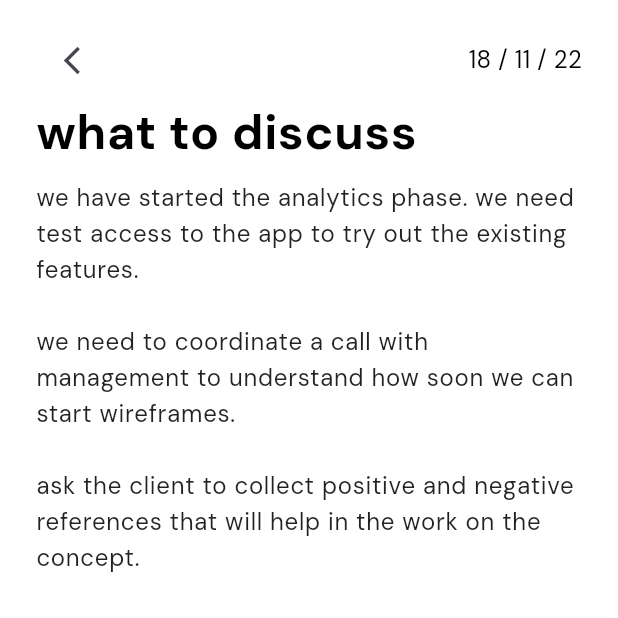
After one commit to Shrit1401/Daydream, a Flutter app: the screen it shows once a user with an empty profile is signed in, after a tap on "View →", on a phone screen of 412 x 824 dp, the top half of it. The commit adds this screen. Run offline on Flutter 3.47's test engine with Material 3 defaults, Android fonts, the light colour scheme and no system bars; our stand-ins replace firebase_auth, firebase_core, google_fonts; accounts and stored records are empty.

Commit message:
fix: added more stuff

```diff
--- /dev/null
+++ b/lib/components/home/note_card.dart
@@ -0,0 +1,90 @@
+import 'package:flutter/material.dart';
+import 'package:google_fonts/google_fonts.dart';
+import 'package:daydream/components/instrument_text.dart';
+
+class NoteCard extends StatelessWidget {
+  final String date;
+  final String note;
+  final VoidCallback? onView;
+
+  const NoteCard({
+    super.key,
+    required this.date,
+    required this.note,
+    this.onView,
+  });
+
+  @override
+  Widget build(BuildContext context) {
+    return Card(
+      shape: RoundedRectangleBorder(
+        borderRadius: BorderRadius.circular(16),
+        side: BorderSide(color: const Color(0xFFDEDEDE), width: 1),
+      ),
+      elevation: 0,
+      margin: EdgeInsets.zero,
+      child: Container(
+        decoration: const BoxDecoration(
+          gradient: LinearGradient(
+            begin: Alignment.topLeft,
+            end: Alignment.bottomRight,
+            colors: [Colors.white, Color(0xFFF6F6F9)],
+          ),
+          borderRadius: BorderRadius.all(Radius.circular(16)),
+        ),
+        child: Stack(
+          children: [
+            Padding(
+              padding: const EdgeInsets.all(16.0),
+              child: Column(
+                crossAxisAlignment: CrossAxisAlignment.start,
+                mainAxisSize: MainAxisSize.max,
+                children: [
+                  InstrumentText(date, fontSize: 18),
+                  const SizedBox(height: 6),
+                  Text(
+                    note,
+                    style: GoogleFonts.dmSans(
+                      fontSize: 14,
+                      fontWeight: FontWeight.w500,
+                      color: Colors.grey.shade800,
+                    ),
+                  ),
+                  const SizedBox(height: 32), // less space for button
+                ],
+              ),
+            ),
+
+            Positioned(
+              right: 16,
+              bottom: 16,
+              child: ElevatedButton(
+                style: ElevatedButton.styleFrom(
+                  backgroundColor: const Color(0xFFD1B3FF),
+                  foregroundColor: Colors.white,
+                  shape: RoundedRectangleBorder(
+                    borderRadius: BorderRadius.circular(24),
+                  ),
+                  padding: const EdgeInsets.symmetric(
+                    horizontal: 14,
+                    vertical: 4,
+                  ),
+                  elevation: 0,
+                ),
+                onPressed: onView ?? () {},
+                child: Text(
+                  'View →',
+                  style: GoogleFonts.dmSans(
+                    fontWeight: FontWeight.w500,
+                    fontSize: 14,
+                    color: Colors.black,
+                  ),
+                ),
+              ),
+            ),
+          ],
+        ),
+      ),
+    );
+  }
+}
--- a/lib/main.dart
+++ b/lib/main.dart
@@ -1,7 +1,10 @@
+import 'package:daydream/pages/home/home.dart';
+import 'package:daydream/pages/landing_page.dart';
 import 'package:daydream/utils/firebase/firebase_options.dart';
 import 'package:daydream/utils/routes.dart';
 import 'package:firebase_core/firebase_core.dart';
 import 'package:flutter/material.dart';
+import 'package:firebase_auth/firebase_auth.dart';
 
 void main() async {
   WidgetsFlutterBinding.ensureInitialized();
@@ -19,13 +22,28 @@ class DaydreamApp extends StatelessWidget {
       debugShowCheckedModeBanner: false,
       theme: ThemeData(
         colorScheme: ColorScheme.fromSeed(
-          seedColor: Colors.deepPurpleAccent,
+          seedColor: const Color.fromARGB(255, 32, 20, 63),
           surface: const Color(0xFFF3F1EF),
         ),
         scaffoldBackgroundColor: const Color(0xFFF3F1EF),
         fontFamily: 'serif',
       ),
-      initialRoute: DreamRoutes.landingRoute,
+      home: StreamBuilder<User?>(
+        stream: FirebaseAuth.instance.authStateChanges(),
+        builder: (context, snapshot) {
+          if (snapshot.connectionState == ConnectionState.waiting) {
+            return const Scaffold(
+              body: Center(child: CircularProgressIndicator()),
+            );
+          }
+
+          if (snapshot.hasData) {
+            return const HomePage();
+          }
+
+          return const LandingPage();
+        },
+      ),
       routes: dreamRouters,
     );
   }
--- a/lib/pages/home/home.dart
+++ b/lib/pages/home/home.dart
@@ -1,188 +1,163 @@
+import 'package:daydream/components/instrument_text.dart';
+import 'package:daydream/components/home/note_card.dart';
 import 'package:flutter/material.dart';
+import 'package:google_fonts/google_fonts.dart';
+import 'package:flutter/cupertino.dart';
 import 'package:firebase_auth/firebase_auth.dart';
-import 'package:google_fonts/google_fonts.dart';
+import 'package:daydream/utils/routes.dart';
 
 class HomePage extends StatelessWidget {
   const HomePage({super.key});
 
   @override
   Widget build(BuildContext context) {
-    // Get current user from Firebase Auth
-    final user = FirebaseAuth.instance.currentUser;
+    final User? user = FirebaseAuth.instance.currentUser;
+    final String userName = user?.displayName ?? 'Storyteller';
+    final List<Map<String, String>> cards = List.generate(
+      8,
+      (index) => {
+        'date': '8th May 2025',
+        'note': 'going to class \n Hello shrit how are you?',
+      },
+    );
+
+    Future<void> showPrivacyDialog(BuildContext context) async {
+      await showCupertinoDialog(
+        context: context,
+        builder: (BuildContext context) {
+          return CupertinoAlertDialog(
+            title: const Text('Privacy Policy'),
+            content: const Text(
+              'Your privacy is important to us. We do not share your data with third parties.',
+            ),
+            actions: [
+              CupertinoDialogAction(
+                child: const Text('OK'),
+                onPressed: () => Navigator.of(context).pop(),
+              ),
+            ],
+          );
+        },
+      );
+    }
 
     return Scaffold(
-      appBar: AppBar(
-        title: const Text('DayDream'),
-        actions: [
-          IconButton(
-            icon: const Icon(Icons.logout),
-            onPressed: () {
-              FirebaseAuth.instance.signOut();
-              Navigator.of(context).pushReplacementNamed('/login');
-            },
-          ),
-        ],
-      ),
-      body: SingleChildScrollView(
-        padding: const EdgeInsets.all(16.0),
-        child: Column(
-          crossAxisAlignment: CrossAxisAlignment.start,
-          children: [
-            // User Profile Card
-            Card(
-              elevation: 4,
-              shape: RoundedRectangleBorder(
-                borderRadius: BorderRadius.circular(16),
-              ),
-              child: Padding(
-                padding: const EdgeInsets.all(16.0),
-                child: Column(
-                  children: [
-                    // User Avatar
-                    CircleAvatar(
-                      radius: 50,
-                      backgroundColor: Colors.deepPurple.shade100,
-                      backgroundImage:
-                          user?.photoURL != null
-                              ? NetworkImage(user!.photoURL!)
-                              : null,
-                      child:
-                          user?.photoURL == null
-                              ? Text(
-                                _getInitials(
-                                  user?.displayName ?? user?.email ?? 'User',
-                                ),
-                                style: const TextStyle(
-                                  fontSize: 36,
-                                  fontWeight: FontWeight.bold,
-                                  color: Colors.deepPurple,
-                                ),
-                              )
-                              : null,
+      backgroundColor: const Color(0xFFF8F6F3),
+      body: SafeArea(
+        child: Padding(
+          padding: const EdgeInsets.symmetric(horizontal: 12.0, vertical: 8.0),
+          child: Column(
+            crossAxisAlignment: CrossAxisAlignment.start,
+            mainAxisAlignment: MainAxisAlignment.start,
+            children: [
+              Row(
+                mainAxisAlignment: MainAxisAlignment.spaceBetween,
+                children: [
+                  Column(
+                    crossAxisAlignment: CrossAxisAlignment.start,
+                    children: [
+                      InstrumentText('Welcome $userName', fontSize: 40),
+                      Text(
+                        "what's up?",
+                        style: GoogleFonts.dmSerifDisplay(
+                          fontSize: 18,
+                          fontStyle: FontStyle.italic,
+                        ),
+                      ),
+                    ],
+                  ),
+                  CupertinoButton(
+                    padding: const EdgeInsets.symmetric(
+                      horizontal: 8,
+                      vertical: 0,
                     ),
-                    const SizedBox(height: 16),
-
-                    // User Name
-                    Text(
-                      user?.displayName ?? 'Dreamer',
-                      style: GoogleFonts.dmSans(
-                        fontSize: 24,
-                        fontWeight: FontWeight.bold,
-                      ),
-                    ),
-                    const SizedBox(height: 8),
-
-                    // User Email
-                    Text(
-                      user?.email ?? 'No email provided',
-                      style: GoogleFonts.dmSans(
-                        fontSize: 16,
-                        color: Colors.grey.shade600,
-                      ),
-                    ),
-
-                    const SizedBox(height: 16),
-                    const Divider(),
-                    const SizedBox(height: 8),
-
-                    // User Stats
-                    Row(
-                      mainAxisAlignment: MainAxisAlignment.spaceEvenly,
+                    child: Row(
                       children: [
-                        _buildStatColumn('Dreams', '12'),
-                        _buildStatColumn('Followers', '248'),
-                        _buildStatColumn('Following', '114'),
+                        Text(
+                          userName,
+                          style: GoogleFonts.dmSans(
+                            fontSize: 18,
+                            color: Colors.black,
+                          ),
+                        ),
+                        const Icon(
+                          CupertinoIcons.chevron_down,
+                          size: 20,
+                          color: Colors.black,
+                        ),
                       ],
                     ),
-                  ],
+                    onPressed: () {
+                      showCupertinoModalPopup(
+                        context: context,
+                        builder: (BuildContext context) {
+                          return CupertinoActionSheet(
+                            title: Text('Account'),
+                            actions: [
+                              CupertinoActionSheetAction(
+                                onPressed: () {
+                                  Navigator.pop(context);
+                                },
+                                child: const Text('Settings'),
+                              ),
+                              CupertinoActionSheetAction(
+                                onPressed: () async {
+                                  Navigator.pop(context);
+                                  await showPrivacyDialog(context);
+                                },
+                                child: const Text('Privacy'),
+                              ),
+                              CupertinoActionSheetAction(
+                                onPressed: () async {
+                                  Navigator.pop(context);
+                                  await FirebaseAuth.instance.signOut();
+                                },
+                                child: const Text(
+                                  'Sign Out',
+                                  style: TextStyle(color: Colors.red),
+                                ),
+                              ),
+                            ],
+                            cancelButton: CupertinoActionSheetAction(
+                              onPressed: () {
+                                Navigator.pop(context);
+                              },
+                              isDefaultAction: true,
+                              child: const Text('Cancel'),
+                            ),
+                          );
+                        },
+                      );
+                    },
+                  ),
+                ],
+              ),
+              const SizedBox(height: 16),
+              Expanded(
+                child: GridView.builder(
+                  gridDelegate: const SliverGridDelegateWithFixedCrossAxisCount(
+                    crossAxisCount: 2,
+                    crossAxisSpacing: 12,
+                    mainAxisSpacing: 12,
+                    childAspectRatio: 0.9,
+                  ),
+                  itemCount: cards.length,
+                  itemBuilder: (context, index) {
+                    final card = cards[index];
+                    return NoteCard(
+                      date: card['date']!,
+                      note: card['note']!,
+                      onView: () {
+                        Navigator.pushNamed(context, DreamRoutes.noteRoute);
+                      },
+                    );
+                  },
                 ),
               ),
-            ),
-
-            const SizedBox(height: 24),
-
-            // Recent Activity Section
-            Text(
-              'Recent Activity',
-              style: GoogleFonts.dmSans(
-                fontSize: 20,
-                fontWeight: FontWeight.bold,
-              ),
-            ),
-            const SizedBox(height: 12),
-
-            // Placeholder for recent activity
-            _buildActivityItem(
-              title: 'Created a new dream journal',
-              time: '2 hours ago',
-              icon: Icons.book,
-              color: Colors.blue,
-            ),
-            _buildActivityItem(
-              title: 'Updated profile information',
-              time: 'Yesterday',
-              icon: Icons.person,
-              color: Colors.green,
-            ),
-            _buildActivityItem(
-              title: 'Completed dream analysis',
-              time: '3 days ago',
-              icon: Icons.psychology,
-              color: Colors.purple,
-            ),
-          ],
+            ],
+          ),
         ),
       ),
     );
   }
-
-  // Helper method to get initials from name or email
-  String _getInitials(String name) {
-    List<String> nameParts = name.split(' ');
-    if (nameParts.length > 1) {
-      return nameParts[0][0].toUpperCase() + nameParts[1][0].toUpperCase();
-    } else {
-      return name.substring(0, 1).toUpperCase();
-    }
-  }
-
-  // Helper method to build stat columns
-  Widget _buildStatColumn(String title, String count) {
-    return Column(
-      children: [
-        Text(
-          count,
-          style: GoogleFonts.dmSans(fontSize: 20, fontWeight: FontWeight.bold),
-        ),
-        Text(
-          title,
-          style: GoogleFonts.dmSans(fontSize: 14, color: Colors.grey.shade600),
-        ),
-      ],
-    );
-  }
-
-  // Helper method to build activity items
-  Widget _buildActivityItem({
-    required String title,
-    required String time,
-    required IconData icon,
-    required Color color,
-  }) {
-    return Card(
-      margin: const EdgeInsets.only(bottom: 12),
-      child: ListTile(
-        leading: CircleAvatar(
-          backgroundColor: color.withOpacity(0.2),
-          child: Icon(icon, color: color),
-        ),
-        title: Text(
-          title,
-          style: GoogleFonts.dmSans(fontWeight: FontWeight.w500),
-        ),
-        subtitle: Text(time, style: GoogleFonts.dmSans(color: Colors.grey)),
-        trailing: const Icon(Icons.chevron_right),
-      ),
-    );
-  }
 }
--- /dev/null
+++ b/lib/pages/note/note_page.dart
@@ -0,0 +1,91 @@
+import 'package:flutter/material.dart';
+import 'package:google_fonts/google_fonts.dart';
+
+class SingleNote extends StatefulWidget {
+  const SingleNote({super.key});
+
+  @override
+  State<SingleNote> createState() => _SingleNoteState();
+}
+
+class _SingleNoteState extends State<SingleNote> {
+  final _dateController = TextEditingController(text: '18 / 11 / 22');
+  final _tagController = TextEditingController(text: '#work');
+  final _titleController = TextEditingController(text: 'what to discuss');
+  final _contentController = TextEditingController(
+    text:
+        'we have started the analytics phase. we need test access to the app to try out the existing features.\n\nwe need to coordinate a call with management to understand how soon we can start wireframes.\n\nask the client to collect positive and negative references that will help in the work on the concept.',
+  );
+
+  @override
+  void dispose() {
+    _dateController.dispose();
+    _tagController.dispose();
+    _titleController.dispose();
+    _contentController.dispose();
+    super.dispose();
+  }
+
+  @override
+  Widget build(BuildContext context) {
+    return Scaffold(
+      backgroundColor: Colors.white,
+      body: SafeArea(
+        child: Padding(
+          padding: const EdgeInsets.symmetric(horizontal: 24, vertical: 16),
+          child: Column(
+            crossAxisAlignment: CrossAxisAlignment.start,
+            children: [
+              Row(
+                mainAxisAlignment: MainAxisAlignment.spaceBetween,
+                children: [
+                  IconButton(
+                    icon: const Icon(Icons.arrow_back_ios_new, size: 22),
+                    onPressed: () => Navigator.of(context).pop(),
+                  ),
+                  Text(
+                    _dateController.text,
+                    style: GoogleFonts.dmSans(
+                      fontSize: 16,
+                      color: Colors.black,
+                    ),
+                  ),
+                ],
+              ),
+              TextField(
+                controller: _titleController,
+                style: GoogleFonts.dmSans(
+                  fontSize: 32,
+                  fontWeight: FontWeight.bold,
+                  color: Colors.black,
+                ),
+                decoration: const InputDecoration(
+                  border: InputBorder.none,
+                  isDense: true,
+                  contentPadding: EdgeInsets.zero,
+                ),
+              ),
+              const SizedBox(height: 8),
+              Expanded(
+                child: TextField(
+                  controller: _contentController,
+                  maxLines: null,
+                  expands: true,
+                  style: GoogleFonts.dmSans(
+                    fontSize: 16,
+                    color: Colors.black87,
+                  ),
+                  decoration: const InputDecoration(
+                    border: InputBorder.none,
+                    isDense: true,
+                    contentPadding: EdgeInsets.zero,
+                  ),
+                ),
+              ),
+            ],
+          ),
+        ),
+      ),
+    );
+  }
+}
--- a/lib/utils/routes.dart
+++ b/lib/utils/routes.dart
@@ -1,19 +1,19 @@
 import 'package:daydream/pages/auth/login.dart';
 import 'package:daydream/pages/auth/signup.dart';
-import 'package:daydream/pages/landing_page.dart';
 import 'package:daydream/pages/home/home.dart';
+import 'package:daydream/pages/note/note_page.dart';
 import 'package:flutter/material.dart';
 
 class DreamRoutes {
-  static String landingRoute = "/";
   static String loginRoute = "/login";
   static String signupRoute = "/signup";
   static String homeRoute = "/home";
+  static String noteRoute = "/note";
 }
 
 final Map<String, Widget Function(BuildContext)> dreamRouters = {
-  DreamRoutes.landingRoute: (context) => const LandingPage(),
   DreamRoutes.loginRoute: (context) => const LoginPage(),
   DreamRoutes.signupRoute: (context) => const SignupPage(),
   DreamRoutes.homeRoute: (context) => const HomePage(),
+  DreamRoutes.noteRoute: (context) => const SingleNote(),
 };
```
Also changed, not shown: lib/pages/auth/login.dart (+52 -45 lines), lib/pages/auth/signup.dart (+6 -28 lines), lib/utils/auth/auth_service.dart (added, +14 -0 lines).
